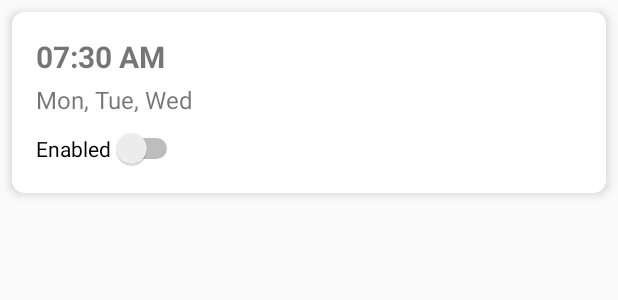
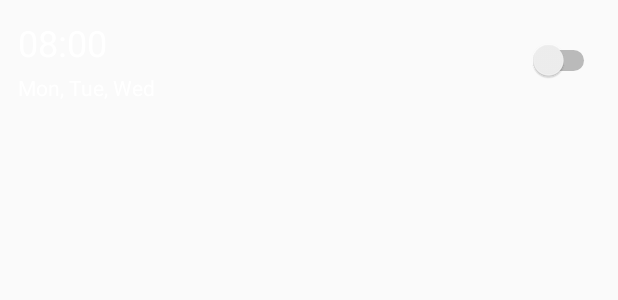
Before and after one commit to Vanderom-Cantrip/FocusAlarm, an Android app: the layout item_alarm.xml on its own in the app's theme, with its tools: preview values and no code run, on a phone screen of 412 x 824 dp. Shown: the top 300 px of the screen. Run offline under Robolectric (Android 15) with nearby library versions, the phone set to English and light mode, and no system bars.

Commit message:
Bit broken adding alarms.

```diff
--- a/app/build.gradle.kts
+++ b/app/build.gradle.kts
@@ -40,6 +40,7 @@ android {
 
 dependencies {
 
+    implementation(libs.gson)
     implementation(libs.androidx.core.ktx)
     implementation(libs.androidx.appcompat)
     implementation(libs.material)
@@ -49,4 +50,5 @@ dependencies {
     testImplementation(libs.junit)
     androidTestImplementation(libs.androidx.junit)
     androidTestImplementation(libs.androidx.espresso.core)
+
 }
--- a/app/src/main/res/layout/item_alarm.xml
+++ b/app/src/main/res/layout/item_alarm.xml
@@ -1,41 +1,42 @@
 <?xml version="1.0" encoding="utf-8"?>
-<androidx.cardview.widget.CardView xmlns:android="http://schemas.android.com/apk/res/android"
+<androidx.constraintlayout.widget.ConstraintLayout xmlns:android="http://schemas.android.com/apk/res/android"
     xmlns:app="http://schemas.android.com/apk/res-auto"
     android:layout_width="match_parent"
     android:layout_height="wrap_content"
-    android:layout_margin="8dp"
-    app:cardCornerRadius="8dp"
-    app:cardElevation="4dp">
-
-    <LinearLayout
-        android:layout_width="match_parent"
-        android:layout_height="wrap_content"
-        android:orientation="vertical"
-        android:padding="16dp">
+    android:padding="12dp">
 
     <TextView
         android:id="@+id/textTime"
-            android:layout_width="wrap_content"
+        android:layout_width="0dp"
         android:layout_height="wrap_content"
-            android:text="07:30 AM"
-            android:textSize="20sp"
-            android:textStyle="bold" />
+        android:text="08:00"
+        android:textSize="24sp"
+        android:textColor="@android:color/white"
+        app:layout_constraintTop_toTopOf="parent"
+        app:layout_constraintStart_toStartOf="parent"
+        app:layout_constraintEnd_toStartOf="@id/switchEnabled"
+        app:layout_constraintBottom_toTopOf="@id/textDays"
+        android:layout_marginEnd="8dp"/>
 
     <TextView
         android:id="@+id/textDays"
-            android:layout_width="wrap_content"
+        android:layout_width="0dp"
         android:layout_height="wrap_content"
         android:text="Mon, Tue, Wed"
-            android:textSize="16sp"
-            android:layout_marginTop="4dp" />
+        android:textColor="@android:color/white"
+        app:layout_constraintTop_toBottomOf="@id/textTime"
+        app:layout_constraintStart_toStartOf="parent"
+        app:layout_constraintEnd_toStartOf="@id/switchEnabled"
+        app:layout_constraintBottom_toBottomOf="parent"
+        android:layout_marginTop="4dp"
+        android:textSize="14sp"/>
 
     <Switch
         android:id="@+id/switchEnabled"
         android:layout_width="wrap_content"
         android:layout_height="wrap_content"
-            android:text="Enabled"
-            android:layout_marginTop="8dp" />
+        app:layout_constraintTop_toTopOf="parent"
+        app:layout_constraintBottom_toBottomOf="parent"
+        app:layout_constraintEnd_toEndOf="parent" />
 
-    </LinearLayout>
-
-</androidx.cardview.widget.CardView>
+</androidx.constraintlayout.widget.ConstraintLayout>
--- a/gradle/libs.versions.toml
+++ b/gradle/libs.versions.toml
@@ -21,6 +21,7 @@ material = { group = "com.google.android.material", name = "material", version.r
 androidx-activity = { group = "androidx.activity", name = "activity", version.ref = "activity" }
 androidx-constraintlayout = { group = "androidx.constraintlayout", name = "constraintlayout", version.ref = "constraintlayout" }
 androidx-runtime = { group = "androidx.xr.runtime", name = "runtime", version.ref = "runtime" }
+gson = { group = "com.google.code.gson", name = "gson", version = "2.10.1" }
 
 [plugins]
 android-application = { id = "com.android.application", version.ref = "agp" }
```
Also changed, not shown: app/src/main/java/com/cantrip/focusalarm/AlarmListActivity.kt (+16 -5 lines), app/src/main/java/com/cantrip/focusalarm/MainActivity.kt (+18 -18 lines). Lines whose indentation alone changed are shown as unchanged.
